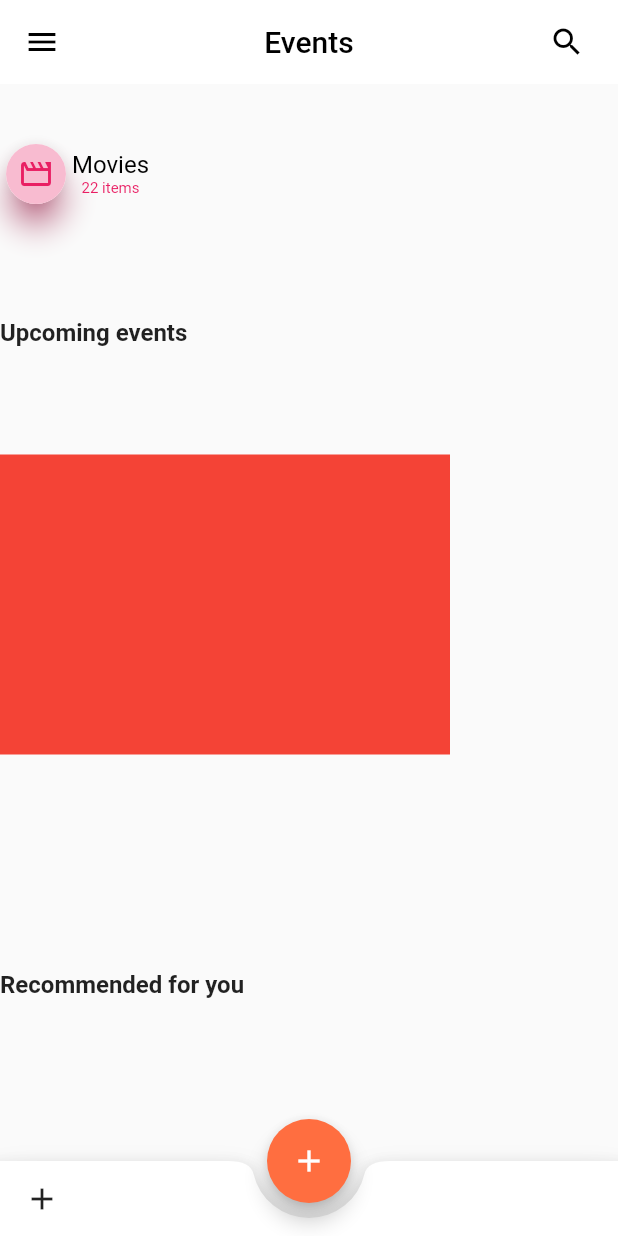
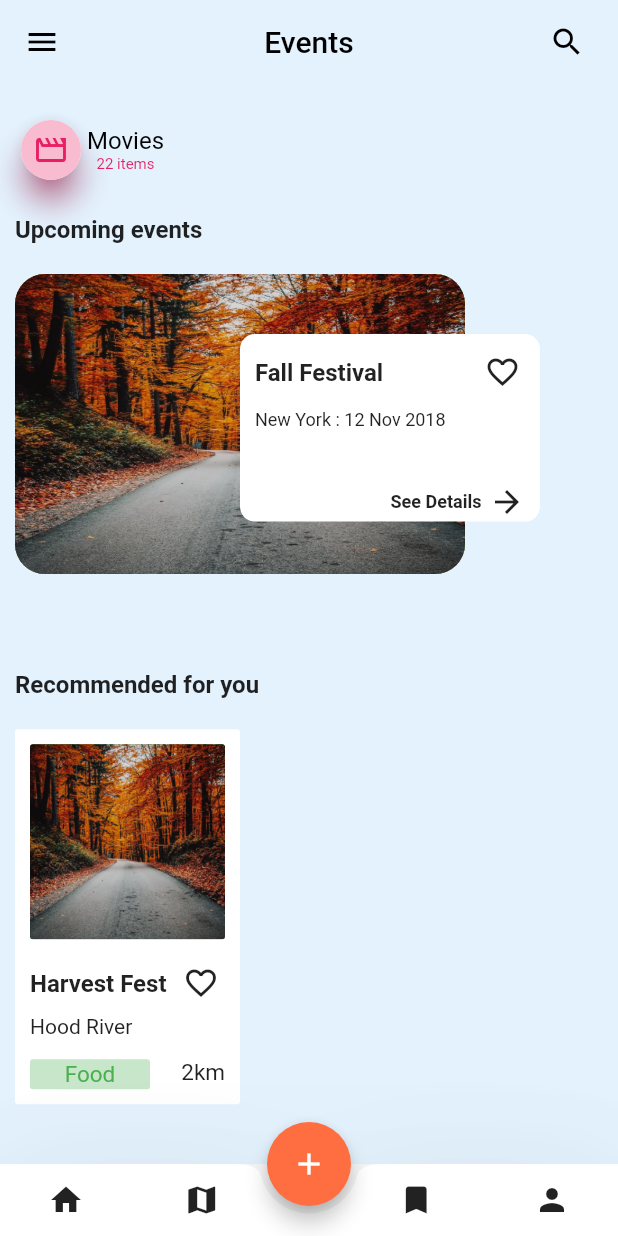
Before and after one commit to ijogendrajat/events_aeologic, a Flutter app: the screen it shows after launch, on a phone screen of 412 x 824 dp. Run offline on Flutter 3.47's test engine with Material 2 defaults, Android fonts, the light colour scheme and no system bars.

Commit message:
Widgets and map in BG

```diff
--- a/events_aeologic/lib/main.dart
+++ b/events_aeologic/lib/main.dart
@@ -1,4 +1,5 @@
 import 'package:events_aeologic/screens/home_screen.dart';
+import 'package:events_aeologic/screens/map_screen.dart';
 import 'package:flutter/material.dart';
 
 void main() {
@@ -13,6 +14,7 @@ class MyApp extends StatelessWidget {
     return MaterialApp(
       title: "Events",
       home: HomeScreen(),
+      // home: MapScreen(),
     );
   }
 }
--- a/events_aeologic/lib/screens/home_screen.dart
+++ b/events_aeologic/lib/screens/home_screen.dart
@@ -2,6 +2,7 @@ import 'package:events_aeologic/screens/map_screen.dart';
 import 'package:events_aeologic/screens/profile_screen.dart';
 import 'package:events_aeologic/screens/saved_screen.dart';
 import 'package:events_aeologic/widgets/home_one.dart';
+import 'package:events_aeologic/widgets/home_three.dart';
 import 'package:events_aeologic/widgets/home_two.dart';
 import 'package:flutter/material.dart';
 
@@ -32,7 +33,7 @@ class _HomeScreenState extends State<HomeScreen> {
             color: Colors.black,
           ),
         ),
-        backgroundColor: Colors.white,
+        backgroundColor: Colors.blue[050],
         title: Text(
           "Events",
           style: TextStyle(color: Colors.black),
@@ -54,6 +55,8 @@ class _HomeScreenState extends State<HomeScreen> {
       ),
       body: SafeArea(
         child: Container(
+          padding: EdgeInsets.all(10),
+          color: Colors.blue[050],
           // width: ,
           // height: ,
           child: Column(
@@ -70,6 +73,9 @@ class _HomeScreenState extends State<HomeScreen> {
                 style: TextStyle(fontWeight: FontWeight.bold, fontSize: 16),
               ),
               UpcomingEventsCard(),
+              SizedBox(
+                height: 5,
+              ),
               Row(
                 children: [
                   //event card come here
@@ -79,6 +85,7 @@ class _HomeScreenState extends State<HomeScreen> {
                 "Recommended for you",
                 style: TextStyle(fontWeight: FontWeight.bold, fontSize: 16),
               ),
+              RecommendedCard(),
               Row(),
             ],
           ),
@@ -95,24 +102,32 @@ class _HomeScreenState extends State<HomeScreen> {
       floatingActionButtonLocation: FloatingActionButtonLocation.centerDocked,
       bottomNavigationBar: BottomAppBar(
         shape: CircularNotchedRectangle(),
-        notchMargin: 10,
-        child: Container(
-          height: 50,
+        elevation: 50,
+        notchMargin: 5,
         child: Row(
           mainAxisAlignment: MainAxisAlignment.spaceBetween,
-            children: [
-              Row(
-                crossAxisAlignment: CrossAxisAlignment.start,
+          crossAxisAlignment: CrossAxisAlignment.center,
           children: [
             MaterialButton(
-                    minWidth: 40,
               onPressed: () {},
-                    child: Icon(Icons.add),
-                  )
-                ],
+              child: Icon(Icons.home),
+            ),
+            MaterialButton(
+              onPressed: () {},
+              child: Icon(Icons.map),
+            ),
+            SizedBox(
+              width: 50,
+            ),
+            MaterialButton(
+              onPressed: () {},
+              child: Icon(Icons.bookmark),
+            ),
+            MaterialButton(
+              onPressed: () {},
+              child: Icon(Icons.person),
             ),
           ],
-          ),
         ),
       ),
     );
--- a/events_aeologic/lib/screens/map_screen.dart
+++ b/events_aeologic/lib/screens/map_screen.dart
@@ -1,3 +1,4 @@
+import 'package:events_aeologic/widgets/map_one.dart';
 import 'package:flutter/material.dart';
 
 class MapScreen extends StatefulWidget {
@@ -10,6 +11,29 @@ class MapScreen extends StatefulWidget {
 class _MapScreenState extends State<MapScreen> {
   @override
   Widget build(BuildContext context) {
-    return Container();
+    return Scaffold(
+      body: SafeArea(
+        child: Container(
+          width: MediaQuery.of(context).size.width,
+          height: MediaQuery.of(context).size.height,
+          decoration: BoxDecoration(
+            image: DecorationImage(
+                image: AssetImage("assets/images/map.png"),
+                fit: BoxFit.fitHeight),
+            color: Colors.green,
+            borderRadius: BorderRadius.all(Radius.circular(2)),
+          ),
+          child: Stack(
+            children: [
+              Positioned(
+                top: 40,
+                left: 35,
+                child: DistanceTopBar(),
+              ),
+            ],
+          ),
+        ),
+      ),
+    );
   }
 }
--- /dev/null
+++ b/events_aeologic/lib/widgets/home_three.dart
@@ -0,0 +1,94 @@
+import 'package:flutter/material.dart';
+
+class RecommendedCard extends StatefulWidget {
+  const RecommendedCard({Key? key}) : super(key: key);
+
+  @override
+  _RecommendedCardState createState() => _RecommendedCardState();
+}
+
+class _RecommendedCardState extends State<RecommendedCard> {
+  @override
+  Widget build(BuildContext context) {
+    return Container(
+      height: 250,
+      width: 150,
+      decoration: BoxDecoration(
+        color: Colors.white,
+        borderRadius: BorderRadius.all(Radius.circular(2)),
+      ),
+      child: Stack(
+        clipBehavior: Clip.none,
+        children: [
+          Positioned(
+            left: 10,
+            top: 10,
+            child: Container(
+              width: 130,
+              height: 130,
+              decoration: BoxDecoration(
+                image: DecorationImage(
+                    image: AssetImage("assets/images/fall_Image.jpg")),
+                color: Colors.green,
+                borderRadius: BorderRadius.all(Radius.circular(2)),
+              ),
+            ),
+          ),
+          Positioned(
+            left: 10,
+            top: 160,
+            child: Text(
+              "Harvest Fest",
+              style: TextStyle(fontSize: 16, fontWeight: FontWeight.bold),
+            ),
+          ),
+          Positioned(
+            right: 2,
+            top: 145,
+            child: IconButton(
+              onPressed: () {},
+              icon: Icon(Icons.favorite_border_outlined),
+            ),
+          ),
+          Positioned(
+            top: 190,
+            left: 10,
+            child: Text(
+              "Hood River",
+              style: TextStyle(
+                fontSize: 14,
+              ),
+            ),
+          ),
+          Positioned(
+              bottom: 10,
+              left: 10,
+              child: Container(
+                height: 20,
+                width: 80,
+                child: Center(
+                  child: Text(
+                    "Food",
+                    style: TextStyle(fontSize: 15, color: Colors.green),
+                  ),
+                ),
+                decoration: BoxDecoration(
+                  color: Colors.green[100],
+                  borderRadius: BorderRadius.all(Radius.circular(2)),
+                ),
+              )),
+          Positioned(
+            right: 10,
+            bottom: 12,
+            child: Text(
+              "2km",
+              style: TextStyle(
+                fontSize: 15,
+              ),
+            ),
+          ),
+        ],
+      ),
+    );
+  }
+}
--- a/events_aeologic/lib/widgets/home_two.dart
+++ b/events_aeologic/lib/widgets/home_two.dart
@@ -10,15 +10,92 @@ class UpcomingEventsCard extends StatefulWidget {
 class _UpcomingEventsCardState extends State<UpcomingEventsCard> {
   @override
   Widget build(BuildContext context) {
-    return Container(
-      color: Colors.red,
-      width: 300,
-      height: 200,
-      // decoration: BoxDecoration(
-      //   borderRadius: BorderRadius.all(
-      //     Radius.circular(10),
-      //   ),
-      // ),
+    return Stack(
+      clipBehavior: Clip.none,
+      children: [
+        //beground
+        Container(
+          width: 300,
+          height: 200,
+          decoration: BoxDecoration(
+            color: Colors.red,
+            borderRadius: BorderRadius.all(Radius.circular(20)),
+          ),
+          // child: Text("Hii"),
+        ),
+        //image here
+        Container(
+          width: 300,
+          height: 200,
+          decoration: BoxDecoration(
+            image: DecorationImage(
+                image: AssetImage("assets/images/fall_Image.jpg"),
+                fit: BoxFit.fill),
+            color: Colors.green,
+            borderRadius: BorderRadius.all(Radius.circular(20)),
+          ),
+        ),
+        //card widget here
+        Positioned(
+          left: 150,
+          bottom: 35,
+          child: Container(
+            width: 200,
+            height: 125,
+            decoration: BoxDecoration(
+              color: Colors.white,
+              borderRadius: BorderRadius.all(Radius.circular(10)),
+            ),
+            child: Stack(
+              clipBehavior: Clip.none,
+              children: [
+                Positioned(
+                  left: 10,
+                  top: 16,
+                  child: Text(
+                    "Fall Festival",
+                    style: TextStyle(fontSize: 16, fontWeight: FontWeight.bold),
+                  ),
+                ),
+                Positioned(
+                  right: 1,
+                  top: 1,
+                  child: IconButton(
+                      onPressed: () {},
+                      icon: Icon(Icons.favorite_border_outlined)),
+                ),
+                Positioned(
+                  left: 10,
+                  top: 50,
+                  child: Text(
+                    "New York : 12 Nov 2018",
+                    style: TextStyle(
+                      fontSize: 12,
+                    ),
+                  ),
+                ),
+                Positioned(
+                  bottom: 1,
+                  right: 10,
+                  child: Row(
+                    children: [
+                      Text(
+                        "See Details",
+                        style: TextStyle(
+                            fontSize: 12, fontWeight: FontWeight.bold),
+                      ),
+                      SizedBox(
+                        width: 5,
+                      ),
+                      Icon(Icons.arrow_forward_outlined)
+                    ],
+                  ),
+                )
+              ],
+            ),
+          ),
+        ),
+      ],
     );
   }
 }
--- /dev/null
+++ b/events_aeologic/lib/widgets/map_one.dart
@@ -0,0 +1,59 @@
+import 'package:flutter/material.dart';
+
+class DistanceTopBar extends StatefulWidget {
+  const DistanceTopBar({Key? key}) : super(key: key);
+
+  @override
+  _DistanceTopBarState createState() => _DistanceTopBarState();
+}
+
+class _DistanceTopBarState extends State<DistanceTopBar> {
+  @override
+  Widget build(BuildContext context) {
+    var _height = MediaQuery.of(context).size.height;
+    var _width = MediaQuery.of(context).size.width;
+
+    return Container(
+      height: 55,
+      width: _width / 1.2,
+      decoration: BoxDecoration(
+        color: Colors.white,
+        borderRadius: BorderRadius.all(
+          Radius.circular(2),
+        ),
+      ),
+      child: Row(
+        mainAxisAlignment: MainAxisAlignment.center,
+        crossAxisAlignment: CrossAxisAlignment.center,
+        children: [
+          Text(
+            "4km",
+            style: TextStyle(
+              fontSize: 15,
+            ),
+          ),
+          Text(
+            "20km",
+            style: TextStyle(
+              fontSize: 15,
+            ),
+          ),
+          Container(
+            height: 20,
+            width: 40,
+            child: Center(
+              child: Text(
+                "All",
+                style: TextStyle(fontSize: 15, color: Colors.red),
+              ),
+            ),
+            decoration: BoxDecoration(
+              color: Colors.red[100],
+              borderRadius: BorderRadius.all(Radius.circular(2)),
+            ),
+          )
+        ],
+      ),
+    );
+  }
+}
--- a/events_aeologic/pubspec.yaml
+++ b/events_aeologic/pubspec.yaml
@@ -45,8 +45,9 @@ flutter:
   uses-material-design: true
 
   # To add assets to your application, add an assets section, like this:
-  # assets:
-  #   - images/a_dot_burr.jpeg
+  assets:
+    - assets/images/fall_Image.jpg
+    - assets/images/map.png
   #   - images/a_dot_ham.jpeg
 
   # An image asset can refer to one or more resolution-specific "variants", see
```
Also changed, not shown: events_aeologic/assets/images/fall_Image.jpg (added), events_aeologic/assets/images/map.png (added), events_aeologic/lib/widgets/map_three.dart (added), events_aeologic/lib/widgets/map_two.dart (added). Lines whose indentation alone changed are shown as unchanged.
